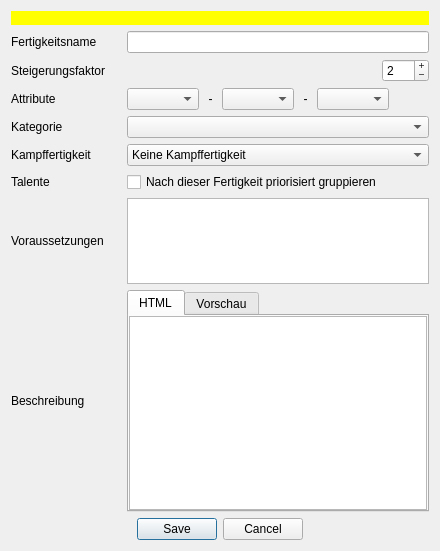
Qt form designer/DatenbankEditFertigkeit.ui (Aeolitus/Sephrasto) before a commit.
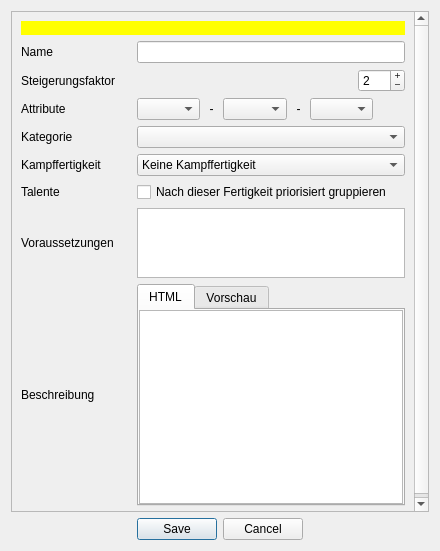
The same form after that commit.

Commit message: All db editors are now placed in scroll areas to allow editing in lower resolutions

What changed in the file:
```diff
--- a/designer/DatenbankEditFertigkeit.ui
+++ b/designer/DatenbankEditFertigkeit.ui
@@ -17,46 +17,29 @@
    <string>Sephrasto - Fertigkeit bearbeiten...</string>
   </property>
   <layout class="QGridLayout" name="gridLayout_2">
-   <item row="1" column="0">
-    <widget class="QDialogButtonBox" name="buttonBox">
-     <property name="orientation">
-      <enum>Qt::Horizontal</enum>
-     </property>
-     <property name="standardButtons">
-      <set>QDialogButtonBox::Cancel|QDialogButtonBox::Save</set>
-     </property>
-     <property name="centerButtons">
-      <bool>true</bool>
-     </property>
-    </widget>
-   </item>
    <item row="0" column="0">
+    <widget class="QScrollArea" name="scrollArea">
+     <property name="widgetResizable">
+      <bool>true</bool>
+     </property>
+     <widget class="QWidget" name="scrollAreaWidgetContents">
+      <property name="geometry">
+       <rect>
+        <x>0</x>
+        <y>0</y>
+        <width>420</width>
+        <height>502</height>
+       </rect>
+      </property>
     <layout class="QGridLayout" name="gridLayout">
-     <item row="7" column="0">
+       <item row="8" column="1">
       <widget class="QLabel" name="labelVoraussetzungen">
        <property name="text">
         <string>Voraussetzungen</string>
        </property>
       </widget>
      </item>
-     <item row="6" column="0">
-      <widget class="QLabel" name="labelGruppieren">
-       <property name="text">
-        <string>Talente</string>
-       </property>
-      </widget>
-     </item>
-     <item row="6" column="1">
-      <widget class="QCheckBox" name="checkGruppieren">
-       <property name="toolTip">
-        <string>&lt;html&gt;&lt;head/&gt;&lt;body&gt;&lt;p&gt;Talente werden grundsätzlich nach Fertigkeitskategorie gruppiert. Mit dieser Option werden sie zusätzlich noch nach dem Namen der Fertigkeit gruppiert. Bei Talenten mit mehreren Fertigkeiten werden bei der Gruppierung außerdem Fertigkeiten mit dieser Option priorisiert.&lt;/p&gt;&lt;/body&gt;&lt;/html&gt;</string>
-       </property>
-       <property name="text">
-        <string>Nach dieser Fertigkeit priorisiert gruppieren</string>
-       </property>
-      </widget>
-     </item>
-     <item row="5" column="1">
+       <item row="6" column="2">
       <widget class="QComboBox" name="comboKampffertigkeit">
        <property name="toolTip">
         <string>Nahkampf- und Sonstige Kampffertigkeiten stehen bei Waffen zur Auswahl. Nahkampffertigkeiten werden gegebenenfalls nach einem abweichenden Steigerungsfaktor berechnet.</string>
@@ -78,70 +61,7 @@
        </item>
       </widget>
      </item>
-     <item row="4" column="1">
-      <widget class="QComboBox" name="comboTyp">
-       <property name="toolTip">
-        <string>Fertigkeiten werden nach diesem Typ gruppiert und dann alphabetisch sortiert.</string>
-       </property>
-      </widget>
-     </item>
-     <item row="7" column="1">
-      <widget class="QPlainTextEdit" name="teVoraussetzungen">
-       <property name="maximumSize">
-        <size>
-         <width>16777215</width>
-         <height>250</height>
-        </size>
-       </property>
-       <property name="toolTip">
-        <string>&lt;html&gt;&lt;head/&gt;&lt;body&gt;&lt;p&gt;Siehe &quot;Datenbank Editor -&gt; Einstellungsmöglichkeiten -&gt; Voraussetzungen&quot; in der Sephrasto-Hilfe für eine Anleitung.&lt;/p&gt;&lt;/body&gt;&lt;/html&gt;</string>
-       </property>
-      </widget>
-     </item>
-     <item row="1" column="0">
-      <widget class="QLabel" name="label">
-       <property name="text">
-        <string>Fertigkeitsname</string>
-       </property>
-      </widget>
-     </item>
-     <item row="0" column="0" colspan="2">
-      <widget class="QLabel" name="warning">
-       <property name="visible">
-        <bool>false</bool>
-       </property>
-       <property name="styleSheet">
-        <string notr="true">background-color: rgb(255, 255, 0); color: black;</string>
-       </property>
-       <property name="text">
-        <string/>
-       </property>
-       <property name="wordWrap">
-        <bool>true</bool>
-       </property>
-      </widget>
-     </item>
-     <item row="2" column="0">
-      <widget class="QLabel" name="label_2">
-       <property name="minimumSize">
-        <size>
-         <width>110</width>
-         <height>0</height>
-        </size>
-       </property>
-       <property name="text">
-        <string>Steigerungsfaktor</string>
-       </property>
-      </widget>
-     </item>
-     <item row="8" column="0">
-      <widget class="QLabel" name="label_5">
-       <property name="text">
-        <string>Beschreibung</string>
-       </property>
-      </widget>
-     </item>
-     <item row="4" column="0">
+       <item row="5" column="1">
       <widget class="QLabel" name="label_12">
        <property name="minimumSize">
         <size>
@@ -154,7 +74,7 @@
        </property>
       </widget>
      </item>
-     <item row="2" column="1">
+       <item row="3" column="2">
       <layout class="QHBoxLayout" name="horizontalLayout_2">
        <item>
         <spacer name="horizontalSpacer_2">
@@ -193,17 +113,111 @@
        </item>
       </layout>
      </item>
-     <item row="5" column="0">
+       <item row="4" column="2">
+        <layout class="QHBoxLayout" name="horizontalLayout">
+         <item>
+          <widget class="QComboBox" name="comboAttribut1">
+           <property name="minimumSize">
+            <size>
+             <width>45</width>
+             <height>0</height>
+            </size>
+           </property>
+          </widget>
+         </item>
+         <item>
+          <widget class="QLabel" name="label_6">
+           <property name="text">
+            <string> - </string>
+           </property>
+           <property name="alignment">
+            <set>Qt::AlignCenter</set>
+           </property>
+          </widget>
+         </item>
+         <item>
+          <widget class="QComboBox" name="comboAttribut2">
+           <property name="minimumSize">
+            <size>
+             <width>45</width>
+             <height>0</height>
+            </size>
+           </property>
+          </widget>
+         </item>
+         <item>
+          <widget class="QLabel" name="label_7">
+           <property name="text">
+            <string> - </string>
+           </property>
+           <property name="alignment">
+            <set>Qt::AlignCenter</set>
+           </property>
+          </widget>
+         </item>
+         <item>
+          <widget class="QComboBox" name="comboAttribut3">
+           <property name="minimumSize">
+            <size>
+             <width>45</width>
+             <height>0</height>
+            </size>
+           </property>
+          </widget>
+         </item>
+         <item>
+          <spacer name="horizontalSpacer_3">
+           <property name="orientation">
+            <enum>Qt::Horizontal</enum>
+           </property>
+           <property name="sizeHint" stdset="0">
+            <size>
+             <width>40</width>
+             <height>20</height>
+            </size>
+           </property>
+          </spacer>
+         </item>
+        </layout>
+       </item>
+       <item row="5" column="2">
+        <widget class="QComboBox" name="comboTyp">
+         <property name="toolTip">
+          <string>Fertigkeiten werden nach diesem Typ gruppiert und dann alphabetisch sortiert.</string>
+         </property>
+        </widget>
+       </item>
+       <item row="9" column="1">
+        <widget class="QLabel" name="label_5">
+         <property name="text">
+          <string>Beschreibung</string>
+         </property>
+        </widget>
+       </item>
+       <item row="2" column="2">
+        <widget class="QLineEdit" name="leName"/>
+       </item>
+       <item row="3" column="1">
+        <widget class="QLabel" name="label_2">
+         <property name="minimumSize">
+          <size>
+           <width>110</width>
+           <height>0</height>
+          </size>
+         </property>
+         <property name="text">
+          <string>Steigerungsfaktor</string>
+         </property>
+        </widget>
+       </item>
+       <item row="6" column="1">
       <widget class="QLabel" name="labelKampffertigkeit">
        <property name="text">
         <string>Kampffertigkeit</string>
        </property>
       </widget>
      </item>
-     <item row="1" column="1">
-      <widget class="QLineEdit" name="leName"/>
-     </item>
-     <item row="8" column="1">
+       <item row="9" column="2">
       <widget class="QTabWidget" name="tabWidget">
        <property name="currentIndex">
         <number>0</number>
@@ -264,81 +278,82 @@
        </widget>
       </widget>
      </item>
-     <item row="3" column="0">
+       <item row="8" column="2">
+        <widget class="QPlainTextEdit" name="teVoraussetzungen">
+         <property name="maximumSize">
+          <size>
+           <width>16777215</width>
+           <height>250</height>
+          </size>
+         </property>
+         <property name="toolTip">
+          <string>&lt;html&gt;&lt;head/&gt;&lt;body&gt;&lt;p&gt;Siehe &quot;Datenbank Editor -&gt; Einstellungsmöglichkeiten -&gt; Voraussetzungen&quot; in der Sephrasto-Hilfe für eine Anleitung.&lt;/p&gt;&lt;/body&gt;&lt;/html&gt;</string>
+         </property>
+        </widget>
+       </item>
+       <item row="4" column="1">
       <widget class="QLabel" name="label_3">
        <property name="text">
         <string>Attribute</string>
        </property>
       </widget>
      </item>
-     <item row="3" column="1">
-      <layout class="QHBoxLayout" name="horizontalLayout">
-       <item>
-        <widget class="QComboBox" name="comboAttribut1">
-         <property name="minimumSize">
-          <size>
-           <width>45</width>
-           <height>0</height>
-          </size>
+       <item row="7" column="1">
+        <widget class="QLabel" name="labelGruppieren">
+         <property name="text">
+          <string>Talente</string>
          </property>
         </widget>
        </item>
-       <item>
-        <widget class="QLabel" name="label_6">
+       <item row="7" column="2">
+        <widget class="QCheckBox" name="checkGruppieren">
+         <property name="toolTip">
+          <string>&lt;html&gt;&lt;head/&gt;&lt;body&gt;&lt;p&gt;Talente werden grundsätzlich nach Fertigkeitskategorie gruppiert. Mit dieser Option werden sie zusätzlich noch nach dem Namen der Fertigkeit gruppiert. Bei Talenten mit mehreren Fertigkeiten werden bei der Gruppierung außerdem Fertigkeiten mit dieser Option priorisiert.&lt;/p&gt;&lt;/body&gt;&lt;/html&gt;</string>
+         </property>
          <property name="text">
-          <string> - </string>
+          <string>Nach dieser Fertigkeit priorisiert gruppieren</string>
          </property>
-         <property name="alignment">
-          <set>Qt::AlignCenter</set>
-         </property>
         </widget>
        </item>
-       <item>
-        <widget class="QComboBox" name="comboAttribut2">
-         <property name="minimumSize">
-          <size>
-           <width>45</width>
-           <height>0</height>
-          </size>
+       <item row="2" column="1">
+        <widget class="QLabel" name="label">
+         <property name="text">
+          <string>Name</string>
          </property>
         </widget>
        </item>
-       <item>
-        <widget class="QLabel" name="label_7">
+       <item row="1" column="1" colspan="2">
+        <widget class="QLabel" name="warning">
+         <property name="visible">
+          <bool>true</bool>
+         </property>
+         <property name="styleSheet">
+          <string notr="true">background-color: rgb(255, 255, 0); color: black;</string>
+         </property>
          <property name="text">
-          <string> - </string>
+          <string/>
          </property>
-         <property name="alignment">
-          <set>Qt::AlignCenter</set>
+         <property name="wordWrap">
+          <bool>true</bool>
          </property>
         </widget>
        </item>
-       <item>
-        <widget class="QComboBox" name="comboAttribut3">
-         <property name="minimumSize">
-          <size>
-           <width>45</width>
-           <height>0</height>
-          </size>
-         </property>
-        </widget>
-       </item>
-       <item>
-        <spacer name="horizontalSpacer_3">
+      </layout>
+     </widget>
+    </widget>
+   </item>
+   <item row="1" column="0">
+    <widget class="QDialogButtonBox" name="buttonBox">
          <property name="orientation">
           <enum>Qt::Horizontal</enum>
          </property>
-         <property name="sizeHint" stdset="0">
-          <size>
-           <width>40</width>
-           <height>20</height>
-          </size>
-         </property>
-        </spacer>
-       </item>
-      </layout>
-     </item>
-    </layout>
+     <property name="standardButtons">
+      <set>QDialogButtonBox::Cancel|QDialogButtonBox::Save</set>
+     </property>
+     <property name="centerButtons">
+      <bool>true</bool>
+     </property>
+    </widget>
    </item>
   </layout>
  </widget>
```
Lines whose indentation alone changed are shown as unchanged. The commit also changes 24 other files.
